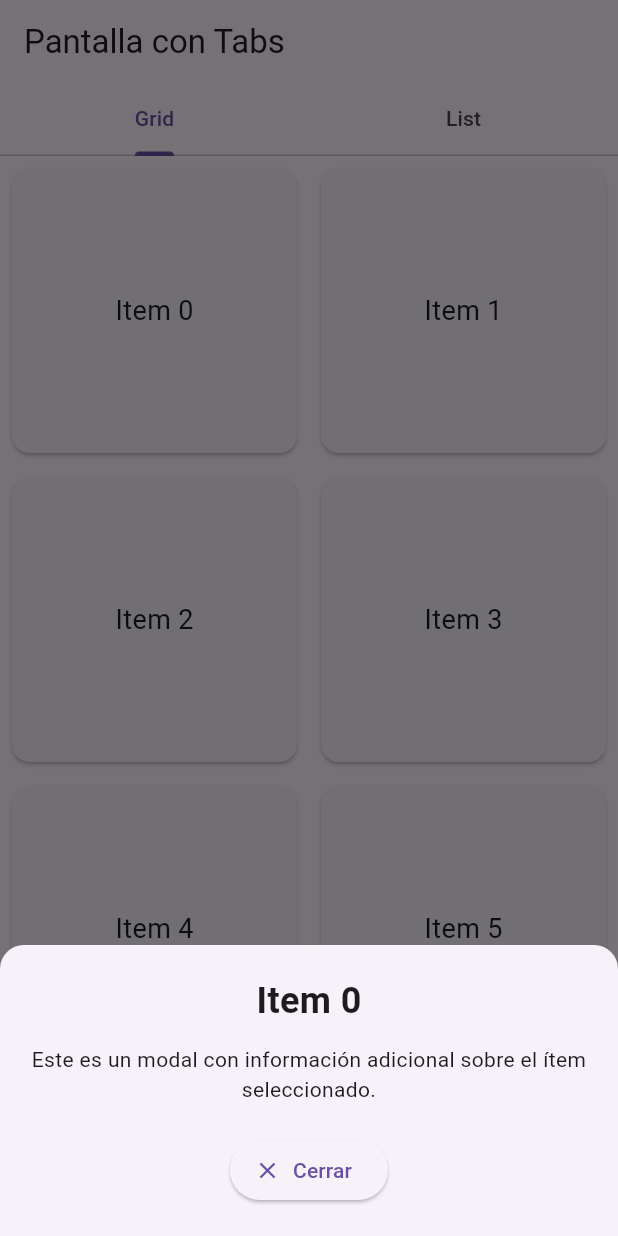
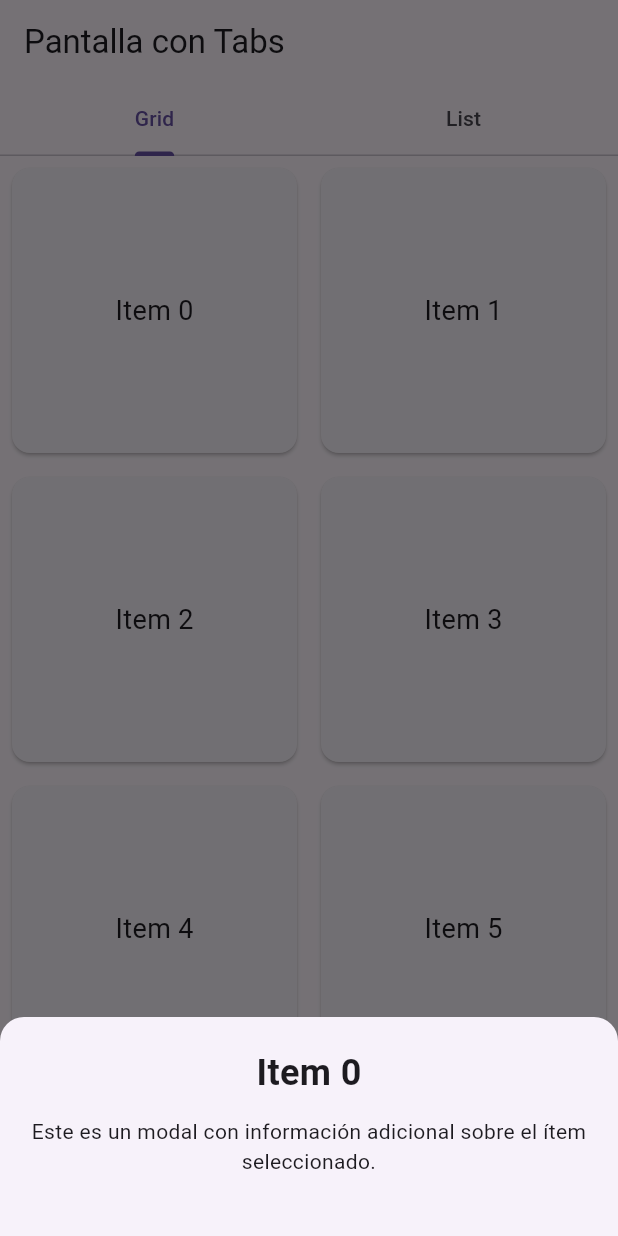
Before and after one commit to Jhunesquare/Flutter, a Flutter app: the TabsScreen screen opened by its route, after a tap on an icon or button, on a phone screen of 412 x 824 dp. Run offline on Flutter 3.47's test engine with Material 3 defaults, Android fonts, the phone set to English and light mode, and no system bars; our stand-ins replace go_router.

```diff
--- a/project/lib/main.dart
+++ b/project/lib/main.dart
@@ -1,5 +1,4 @@
 import 'package:flutter/material.dart';
-import 'package:go_router/go_router.dart';
 import 'router.dart';
 
 void main() {
--- a/project/lib/router.dart
+++ b/project/lib/router.dart
@@ -1,4 +1,3 @@
-import 'package:flutter/material.dart';
 import 'package:go_router/go_router.dart';
 import 'screens/home_screen.dart';
 import 'screens/detail_screen.dart';
--- a/project/lib/screens/tabs_screen.dart
+++ b/project/lib/screens/tabs_screen.dart
@@ -65,11 +65,6 @@ class GridExample extends StatelessWidget {
                         textAlign: TextAlign.center,
                       ),
                       const SizedBox(height: 20),
-                      ElevatedButton.icon(
-                        onPressed: () => Navigator.pop(context),
-                        icon: const Icon(Icons.close),
-                        label: const Text("Cerrar"),
-                      ),
                     ],
                   ),
                 );
```
Also changed, not shown: project/lib/screens/detail_screen.dart (+17 -1 lines).
